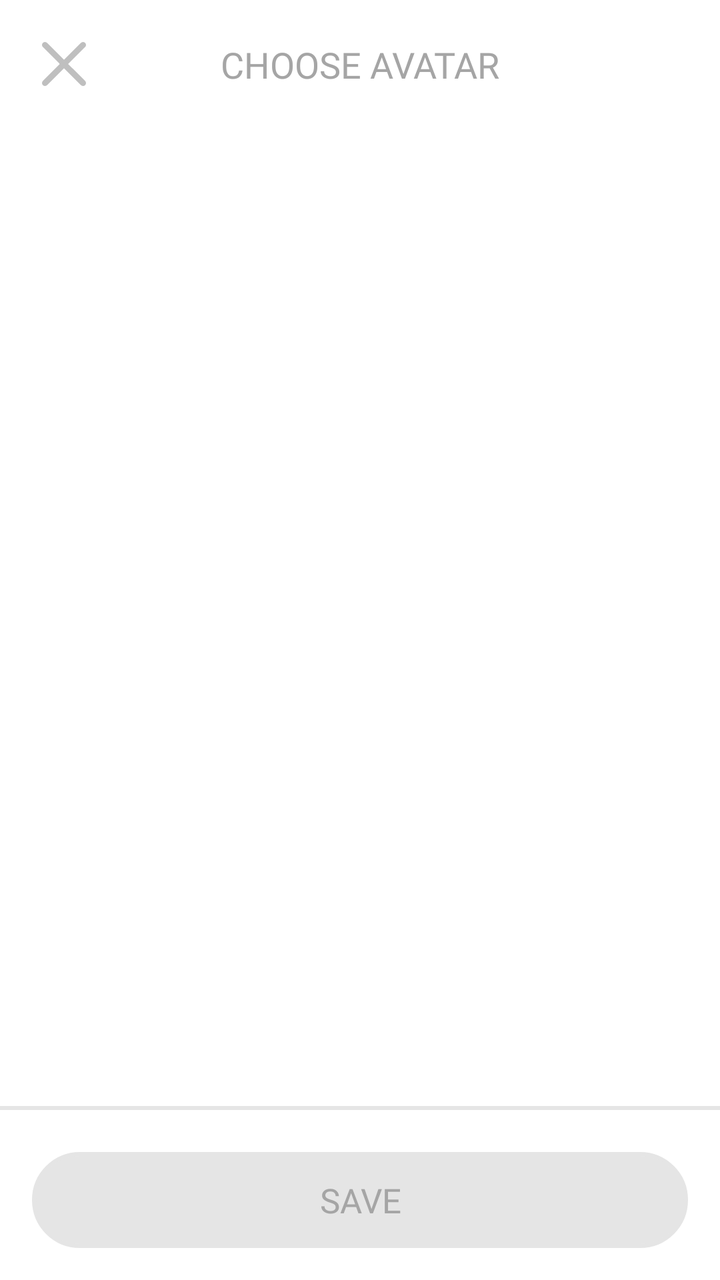
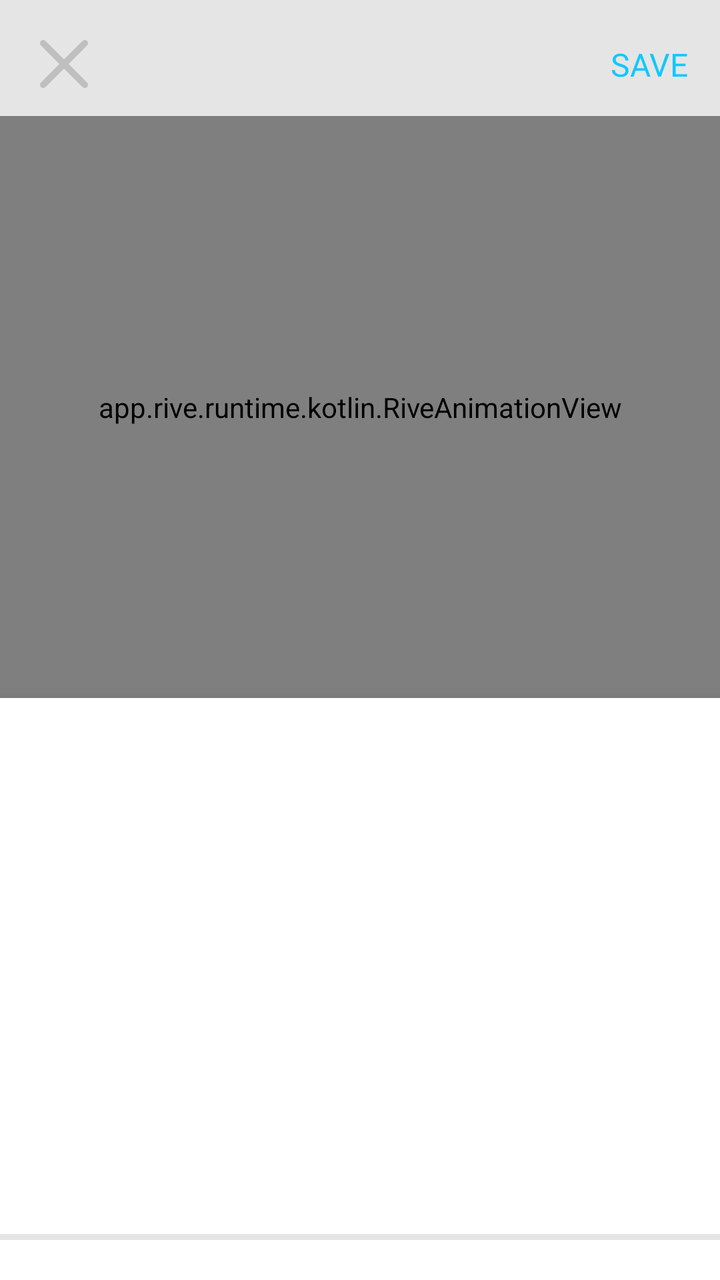

The first picture is an Android layout as it rendered before a commit; the second is the same layout after the commit. The layout source and the unified diff follow.
<!-- AndroidManifest.xml: application theme Theme.Tetragon -->
<!-- res/layout/activity_avatar_selection.xml -->
<?xml version="1.0" encoding="utf-8"?>
<androidx.constraintlayout.widget.ConstraintLayout xmlns:android="http://schemas.android.com/apk/res/android"
    xmlns:app="http://schemas.android.com/apk/res-auto"
    xmlns:tools="http://tools.android.com/tools"
    android:id="@+id/main"
    android:layout_width="match_parent"
    android:layout_height="match_parent"
    android:background="@color/white"
    android:fitsSystemWindows="true"
    tools:context=".avatarSelection.AvatarSelectionActivity">

    <ImageView
        android:id="@+id/close_btn"
        android:layout_width="32dp"
        android:layout_height="32dp"
        android:layout_marginStart="16dp"
        android:layout_marginTop="16dp"
        android:padding="5dp"
        android:src="@drawable/exit_btn"
        app:layout_constraintStart_toStartOf="parent"
        app:layout_constraintTop_toTopOf="parent" />

    <TextView
        android:id="@+id/header_title"
        android:layout_width="wrap_content"
        android:layout_height="wrap_content"
        android:fontFamily="@font/inter_semibold"
        android:text="@string/choose_avatar"
        android:textColor="@color/gray_1"
        android:textSize="18sp"
        app:layout_constraintBottom_toBottomOf="@+id/close_btn"
        app:layout_constraintEnd_toEndOf="parent"
        app:layout_constraintStart_toStartOf="parent"
        app:layout_constraintTop_toTopOf="@+id/close_btn" />

    
    <View
        android:id="@+id/top_bar_lower_divider"
        android:layout_width="0dp"
        android:layout_height="2dp"
        android:layout_marginTop="16dp"
        android:background="@color/gray_2"
        android:visibility="invisible"
        app:layout_constraintEnd_toEndOf="parent"
        app:layout_constraintStart_toStartOf="parent"
        app:layout_constraintTop_toBottomOf="@+id/close_btn" />

    <androidx.recyclerview.widget.RecyclerView
        android:id="@+id/avatar_recycler_view"
        android:layout_width="0dp"
        android:layout_height="0dp"
        android:clipToPadding="false"
        android:paddingBottom="24dp"
        app:layout_constraintBottom_toTopOf="@+id/bottom_divider"
        app:layout_constraintEnd_toEndOf="parent"
        app:layout_constraintStart_toStartOf="parent"
        app:layout_constraintTop_toBottomOf="@+id/top_bar_lower_divider"
        tools:listitem="@layout/item_avatar" />

    
    <View
        android:id="@+id/bottom_divider"
        android:layout_width="0dp"
        android:layout_height="2dp"
        android:layout_marginBottom="16dp"
        android:background="@color/gray_2"
        app:layout_constraintBottom_toTopOf="@+id/continue_btn_container"
        app:layout_constraintEnd_toEndOf="parent"
        app:layout_constraintStart_toStartOf="parent" />

    
    <FrameLayout
        android:id="@+id/continue_btn_container"
        android:layout_width="0dp"
        android:layout_height="wrap_content"
        android:layout_marginHorizontal="16dp"
        android:layout_marginBottom="16dp"
        android:clipChildren="false"
        android:clipToPadding="false"
        android:paddingBottom="5dp"
        app:layout_constraintBottom_toBottomOf="parent"
        app:layout_constraintEnd_toEndOf="parent"
        app:layout_constraintStart_toStartOf="parent">

        <FrameLayout
            android:id="@+id/continue_enabled_btn_container"
            android:layout_width="match_parent"
            android:layout_height="wrap_content"
            android:visibility="invisible">

            <View
                android:layout_width="match_parent"
                android:layout_height="48dp"
                android:background="@drawable/custom_button"
                android:backgroundTint="@color/black_2"
                android:translationY="5dp" />

            <Button
                android:id="@+id/continue_enabled_btn"
                android:layout_width="match_parent"
                android:layout_height="48dp"
                android:background="@drawable/custom_button"
                android:fontFamily="@font/inter_semibold"
                android:stateListAnimator="@drawable/button_animator"
                android:text="@string/save"
                android:textColor="@color/white"
                android:textSize="17sp"
                app:backgroundTint="@color/black_3" />
        </FrameLayout>

        <FrameLayout
            android:id="@+id/continue_disabled_btn_container"
            android:layout_width="match_parent"
            android:layout_height="wrap_content"
            android:visibility="visible">

            <View
                android:layout_width="match_parent"
                android:layout_height="48dp"
                android:background="@drawable/custom_button"
                android:backgroundTint="@color/gray_2"
                android:translationY="5dp" />

            <TextView
                android:id="@+id/continue_disabled_btn"
                android:layout_width="match_parent"
                android:layout_height="48dp"
                android:fontFamily="@font/inter_semibold"
                android:gravity="center"
                android:text="@string/save"
                android:textColor="@color/gray_1"
                android:textSize="17sp"
                android:translationY="5dp" />
        </FrameLayout>
    </FrameLayout>

    
    <FrameLayout
        android:id="@+id/loadingOverlayContainer"
        android:layout_width="match_parent"
        android:layout_height="match_parent"
        android:clickable="true"
        android:focusable="true"
        android:visibility="gone"
        app:layout_constraintBottom_toBottomOf="parent"
        app:layout_constraintEnd_toEndOf="parent"
        app:layout_constraintStart_toStartOf="parent"
        app:layout_constraintTop_toTopOf="parent">

        <LinearLayout
            android:id="@+id/loadingLayout"
            android:layout_width="match_parent"
            android:layout_height="match_parent"
            android:background="#FFFFFF"
            android:clickable="true"
            android:focusable="true"
            android:gravity="center"
            android:orientation="vertical">

            <ProgressBar
                android:id="@+id/loadingProgressBar"
                android:layout_width="50dp"
                android:layout_height="50dp"
                android:indeterminate="true"
                android:indeterminateTint="@color/blue_2" />

            <TextView
                android:id="@+id/loadingText"
                android:layout_width="wrap_content"
                android:layout_height="wrap_content"
                android:layout_marginTop="12dp"
                android:fontFamily="@font/inter_semibold"
                android:text="@string/loading"
                android:textColor="@color/text_color" />
        </LinearLayout>
    </FrameLayout>

</androidx.constraintlayout.widget.ConstraintLayout>
<!-- res/layout/item_avatar.xml (included above) -->
<?xml version="1.0" encoding="utf-8"?>
<FrameLayout xmlns:android="http://schemas.android.com/apk/res/android"
    android:id="@+id/avatar_item_container"
    android:layout_width="match_parent"
    android:layout_height="wrap_content"
    android:padding="8dp">

    <FrameLayout
        android:layout_width="100dp"
        android:layout_height="100dp"
        android:layout_gravity="center"
        android:background="@drawable/avatar_selector_bg">

        <ImageView
            android:id="@+id/avatar_image"
            android:layout_width="match_parent"
            android:layout_height="match_parent"
            android:padding="8dp"
            android:scaleType="fitCenter" />

    </FrameLayout>
</FrameLayout>
<!-- resources referenced by this layout -->
<resources>
  <color name="black_2">#333333</color>
  <color name="black_3">#4d4d4d</color>
  <color name="blue_2">#11C7FF</color>
  <color name="gray_1">#A5A5A5</color>
  <color name="gray_2">#E5E5E5</color>
  <color name="text_color">#64748b</color>
  <color name="white">#FFFFFFFF</color>
  <!-- drawable avatar_selector_bg (drawable) -->
  <?xml version="1.0" encoding="utf-8"?>
  <selector xmlns:android="http://schemas.android.com/apk/res/android">
      <item android:state_selected="true">
          <layer-list>
              <item android:drawable="@drawable/avatar_circle_background" />
              <item>
                  <shape android:shape="oval">
                      <stroke android:width="2dp" android:color="@color/blue_2" />
                  </shape>
              </item>
          </layer-list>
      </item>
  
      <item android:drawable="@drawable/avatar_circle_background" />
  </selector>
  <!-- drawable button_animator (drawable) -->
  <?xml version="1.0" encoding="utf-8"?>
  <selector xmlns:android="http://schemas.android.com/apk/res/android">
  
      
      <item android:state_pressed="true">
          <objectAnimator
              android:propertyName="translationY"
              android:valueTo="5dp"
              android:duration="0" />
      </item>
  
      
      <item>
          <objectAnimator
              android:propertyName="translationY"
              android:valueTo="0dp"
              android:duration="0" />
      </item>
  
  </selector>
  <!-- drawable custom_button (drawable) -->
  <?xml version="1.0" encoding="utf-8"?>
  <shape xmlns:android="http://schemas.android.com/apk/res/android"
      android:shape="rectangle">
      <solid android:color="#ffffff"/>
      <stroke android:color="#e5e5e5"
          android:width="2dp"/>
      <corners android:radius="100dp"/>
  </shape>
  <!-- drawable exit_btn (drawable) -->
  <vector xmlns:android="http://schemas.android.com/apk/res/android"
      android:width="25.41dp"
      android:height="25.4dp"
      android:viewportWidth="25.41"
      android:viewportHeight="25.4">
    <path
        android:pathData="M24.91,22.49c0.66,0.67 0.66,1.75 0,2.41s-1.75,0.66 -2.41,0l-9.79,-9.79L2.91,24.9c-0.66,0.66 -1.74,0.66 -2.41,0 -0.33,-0.33 -0.5,-0.76 -0.5,-1.2s0.17,-0.88 0.5,-1.21l9.8,-9.79L0.5,2.9C-0.16,2.24 -0.16,1.16 0.5,0.5c0.34,-0.33 0.77,-0.5 1.21,-0.5s0.87,0.17 1.2,0.5l9.8,9.79L22.5,0.5c0.66,-0.66 1.75,-0.66 2.41,0s0.66,1.74 0,2.4l-9.8,9.8 9.8,9.79Z"
        android:fillColor="#bfbfbf"/>
  </vector>
  <string name="choose_avatar">CHOOSE AVATAR</string>
  <string name="loading">LOADING...</string>
  <string name="save">SAVE</string>
  <style name="Theme.Tetragon" parent="Base.Theme.Tetragon" />
  <!-- drawable avatar_circle_background (drawable) -->
  <?xml version="1.0" encoding="utf-8"?>
  <shape xmlns:android="http://schemas.android.com/apk/res/android"
      android:shape="oval">/>
  
      <stroke
          android:width="2dp"
          android:color="@color/gray_2" />
  
  </shape>
  <style name="Base.Theme.Tetragon" parent="Theme.Material3.DayNight.NoActionBar">
          <item name="android:statusBarColor">@color/white</item>
          <item name="android:navigationBarColor">@color/white</item>
          <item name="android:windowLightStatusBar">true</item>
  
          <item name="android:windowBackground">@color/white</item>
          <item name="android:colorBackground">@color/white</item>
  
          <item name="android:windowIsTranslucent">false</item>
      </style>
</resources>

<!-- the commit's change to res/layout/activity_avatar_selection.xml (unified diff, before → after) -->
@@ -1,201 +1,233 @@
 <?xml version="1.0" encoding="utf-8"?>
-<androidx.constraintlayout.widget.ConstraintLayout xmlns:android="http://schemas.android.com/apk/res/android"
+<androidx.constraintlayout.widget.ConstraintLayout
+    xmlns:android="http://schemas.android.com/apk/res/android"
     xmlns:app="http://schemas.android.com/apk/res-auto"
     xmlns:tools="http://tools.android.com/tools"
     android:id="@+id/main"
     android:layout_width="match_parent"
     android:layout_height="match_parent"
-    android:background="@color/white"
+    android:background="#E5E5E5"
     android:fitsSystemWindows="true"
     tools:context=".avatarSelection.AvatarSelectionActivity">
 
+    
     <ImageView
         android:id="@+id/close_btn"
         android:layout_width="32dp"
         android:layout_height="32dp"
         android:layout_marginStart="16dp"
         android:layout_marginTop="16dp"
-        android:padding="5dp"
+        android:padding="4dp"
         android:src="@drawable/exit_btn"
         app:layout_constraintStart_toStartOf="parent"
         app:layout_constraintTop_toTopOf="parent" />
 
     <TextView
-        android:id="@+id/header_title"
+        android:id="@+id/save_btn"
         android:layout_width="wrap_content"
         android:layout_height="wrap_content"
+        android:layout_marginEnd="16dp"
         android:fontFamily="@font/inter_semibold"
-        android:text="@string/choose_avatar"
-        android:textColor="@color/gray_1"
-        android:textSize="18sp"
+        android:text="@string/save"
+        android:textColor="@color/blue_2"
+        android:textSize="16sp"
         app:layout_constraintBottom_toBottomOf="@+id/close_btn"
         app:layout_constraintEnd_toEndOf="parent"
-        app:layout_constraintStart_toStartOf="parent"
         app:layout_constraintTop_toTopOf="@+id/close_btn" />
 
     
-    <View
-        android:id="@+id/top_bar_lower_divider"
+    <app.rive.runtime.kotlin.RiveAnimationView
+        android:id="@+id/avatar_rive_view"
         android:layout_width="0dp"
-        android:layout_height="2dp"
-        android:layout_marginTop="16dp"
-        android:background="@color/gray_2"
-        android:visibility="invisible"
+        android:layout_height="0dp"
+        android:layout_marginTop="10dp"
+        app:riveAlignment="CENTER"
+        app:riveAutoPlay="true"
+        app:riveFit="COVER"
+        app:riveResource="@raw/avatar"
+        app:riveStateMachine="State Machine 1"
         app:layout_constraintEnd_toEndOf="parent"
         app:layout_constraintStart_toStartOf="parent"
+        app:layout_constraintBottom_toTopOf="@id/bottom_sheet_card"
         app:layout_constraintTop_toBottomOf="@+id/close_btn" />
 
-    <androidx.recyclerview.widget.RecyclerView
-        android:id="@+id/avatar_recycler_view"
+    
+    <androidx.cardview.widget.CardView
+        android:id="@+id/bottom_sheet_card"
         android:layout_width="0dp"
         android:layout_height="0dp"
-        android:clipToPadding="false"
-        android:paddingBottom="24dp"
-        app:layout_constraintBottom_toTopOf="@+id/bottom_divider"
-        app:layout_constraintEnd_toEndOf="parent"
-        app:layout_constraintStart_toStartOf="parent"
-        app:layout_constraintTop_toBottomOf="@+id/top_bar_lower_divider"
-        tools:listitem="@layout/item_avatar" />
-
-    
-    <View
-        android:id="@+id/bottom_divider"
-        android:layout_width="0dp"
-        android:layout_height="2dp"
-        android:layout_marginBottom="16dp"
-        android:background="@color/gray_2"
-        app:layout_constraintBottom_toTopOf="@+id/continue_btn_container"
-        app:layout_constraintEnd_toEndOf="parent"
-        app:layout_constraintStart_toStartOf="parent" />
-
-    
-    <FrameLayout
-        android:id="@+id/continue_btn_container"
-        android:layout_width="0dp"
-        android:layout_height="wrap_content"
-        android:layout_marginHorizontal="16dp"
-        android:layout_marginBottom="16dp"
-        android:clipChildren="false"
-        android:clipToPadding="false"
-        android:paddingBottom="5dp"
-        app:layout_constraintBottom_toBottomOf="parent"
-        app:layout_constraintEnd_toEndOf="parent"
-        app:layout_constraintStart_toStartOf="parent">
-
-        <FrameLayout
-            android:id="@+id/continue_enabled_btn_container"
-            android:layout_width="match_parent"
-            android:layout_height="wrap_content"
-            android:visibility="invisible">
-
-            <View
-                android:layout_width="match_parent"
-                android:layout_height="48dp"
-                android:background="@drawable/custom_button"
-                android:backgroundTint="@color/black_2"
-                android:translationY="5dp" />
-
-            <Button
-                android:id="@+id/continue_enabled_btn"
-                android:layout_width="match_parent"
-                android:layout_height="48dp"
-                android:background="@drawable/custom_button"
-                android:fontFamily="@font/inter_semibold"
-                android:stateListAnimator="@drawable/button_animator"
-                android:text="@string/save"
-                android:textColor="@color/white"
-                android:textSize="17sp"
-                app:backgroundTint="@color/black_3" />
-        </FrameLayout>
-
-        <FrameLayout
-            android:id="@+id/continue_disabled_btn_container"
-            android:layout_width="match_parent"
-            android:layout_height="wrap_content"
-            android:visibility="visible">
-
-            <View
-                android:layout_width="match_parent"
-                android:layout_height="48dp"
-                android:background="@drawable/custom_button"
-                android:backgroundTint="@color/gray_2"
-                android:translationY="5dp" />
-
-            <TextView
-                android:id="@+id/continue_disabled_btn"
-                android:layout_width="match_parent"
-                android:layout_height="48dp"
-                android:fontFamily="@font/inter_semibold"
-                android:gravity="center"
-                android:text="@string/save"
-                android:textColor="@color/gray_1"
-                android:textSize="17sp"
-                android:translationY="5dp" />
-        </FrameLayout>
-    </FrameLayout>
-
-    
-    <FrameLayout
-        android:id="@+id/loadingOverlayContainer"
-        android:layout_width="match_parent"
-        android:layout_height="match_parent"
-        android:clickable="true"
-        android:focusable="true"
-        android:visibility="gone"
+        app:cardBackgroundColor="@color/white"
+        app:cardCornerRadius="0dp"
+        app:cardElevation="8dp"
         app:layout_constraintBottom_toBottomOf="parent"
         app:layout_constraintEnd_toEndOf="parent"
         app:layout_constraintStart_toStartOf="parent"
-        app:layout_constraintTop_toTopOf="parent">
+        app:layout_constraintTop_toBottomOf="@+id/avatar_rive_view">
 
         <LinearLayout
-            android:id="@+id/loadingLayout"
             android:layout_width="match_parent"
             android:layout_height="match_parent"
-            android:background="#FFFFFF"
-            android:clickable="true"
-            android:focusable="true"
-            android:gravity="center"
+            android:clipChildren="false"
+            android:clipToPadding="false"
             android:orientation="vertical">
 
-            <ProgressBar
-                android:id="@+id/loadingProgressBar"
-                android:layout_width="50dp"
-                android:layout_height="50dp"
-                android:indeterminate="true"
-                android:indeterminateTint="@color/blue_2" />
-
-            <TextView
-                android:id="@+id/loadingText"
-                android:layout_width="wrap_content"
-                android:layout_height="wrap_content"
-                android:layout_marginTop="12dp"
-                android:fontFamily="@font/inter_semibold"
-                android:text="@string/loading"
-                android:textColor="@color/text_color" />
+            
+            <androidx.recyclerview.widget.RecyclerView
+                android:id="@+id/category_recycler_view"
+                android:layout_width="match_parent"
+                android:layout_height="88dp"
+                android:clipChildren="false"
+                android:clipToPadding="false"
+                android:orientation="horizontal"
+                android:paddingHorizontal="0dp"
+                app:layoutManager="androidx.recyclerview.widget.LinearLayoutManager"
+                tools:listitem="@layout/item_category_tab" />
+
+            
+            <FrameLayout
+                android:id="@+id/options_container"
+                android:layout_width="match_parent"
+                android:layout_height="0dp"
+                android:layout_weight="1">
+
+                <LinearLayout
+                    android:id="@+id/grid_and_palette"
+                    android:layout_width="match_parent"
+                    android:layout_height="match_parent"
+                    android:orientation="vertical">
+
+                    <androidx.recyclerview.widget.RecyclerView
+                        android:id="@+id/options_recycler_view"
+                        android:layout_width="match_parent"
+                        android:layout_height="0dp"
+                        android:layout_weight="1"
+                        android:clipToPadding="false"
+                        android:padding="8dp"
+                        app:layoutManager="androidx.recyclerview.widget.GridLayoutManager"
+                        app:spanCount="2"
+                        tools:listitem="@layout/item_option_cube" />
+
+                    
+                    <View
+                        android:layout_width="match_parent"
+                        android:layout_height="3dp"
+                        android:background="@color/gray_2" />
+
+                    <androidx.recyclerview.widget.RecyclerView
+                        android:id="@+id/part_color_recycler"
+                        android:layout_width="match_parent"
+                        android:layout_height="wrap_content"
+                        android:clipToPadding="false"
+                        android:orientation="horizontal"
+                        android:paddingHorizontal="12dp"
+                        android:paddingVertical="10dp"
+                        app:layoutManager="androidx.recyclerview.widget.LinearLayoutManager" />
+                </LinearLayout>
+
+                <include
+                    android:id="@+id/color_swatches"
+                    layout="@layout/view_color_swatches"
+                    android:visibility="gone" />
+            </FrameLayout>
         </LinearLayout>
+    </androidx.cardview.widget.CardView>
+
+    
+    <FrameLayout
+        android:id="@+id/loadingOverlayContainer"
+        android:layout_width="match_parent"
+        android:layout_height="match_parent"
+        android:background="#80000000"
+        android:clickable="true"
+        android:focusable="true"
+        android:visibility="gone">
+
+        <ProgressBar
+            android:layout_width="50dp"
+            android:layout_height="50dp"
+            android:layout_gravity="center"
+            android:indeterminateTint="@color/white" />
     </FrameLayout>
 
 </androidx.constraintlayout.widget.ConstraintLayout>
-<!-- res/layout/item_avatar.xml (included above) -->
+<!-- res/layout/item_category_tab.xml (included above) -->
 <?xml version="1.0" encoding="utf-8"?>
 <FrameLayout xmlns:android="http://schemas.android.com/apk/res/android"
-    android:id="@+id/avatar_item_container"
+    android:layout_width="wrap_content"
+    android:layout_height="match_parent"
+    android:clipChildren="false"
+    android:clipToPadding="false">
+
+    
+    <View
+        android:layout_width="match_parent"
+        android:layout_height="3dp"
+        android:layout_gravity="bottom"
+        android:background="@color/gray_2" />
+
+    
+    <ImageView
+        android:id="@+id/category_icon"
+        android:layout_width="104dp"
+        android:layout_height="104dp"
+        android:layout_gravity="bottom|center_horizontal"
+        android:layout_marginBottom="-21dp"
+        android:adjustViewBounds="true"
+        android:scaleType="fitCenter"
+        android:contentDescription="Category Tab Icon" />
+
+    
+    <View
+        android:id="@+id/category_indicator"
+        android:layout_width="match_parent"
+        android:layout_height="3dp"
+        android:layout_gravity="bottom"
+        android:background="@android:color/transparent" />
+
+</FrameLayout>
+<!-- res/layout/item_option_cube.xml (included above) -->
+<?xml version="1.0" encoding="utf-8"?>
+<FrameLayout xmlns:android="http://schemas.android.com/apk/res/android"
     android:layout_width="match_parent"
     android:layout_height="wrap_content"
     android:padding="8dp">
 
     <FrameLayout
-        android:layout_width="100dp"
-        android:layout_height="100dp"
-        android:layout_gravity="center"
-        android:background="@drawable/avatar_selector_bg">
+        android:id="@+id/cube_container"
+        android:layout_width="match_parent"
+        android:layout_height="110dp"
+        android:background="@drawable/bg_cube_unselected">
+
+        <TextView
+            android:id="@+id/cube_number_text"
+            android:layout_width="wrap_content"
+            android:layout_height="wrap_content"
+            android:layout_gravity="center"
+            android:fontFamily="@font/inter_semibold"
+            android:text="1"
+            android:textColor="@color/black_1"
+            android:textSize="24sp" />
 
         <ImageView
-            android:id="@+id/avatar_image"
+            android:id="@+id/cube_image"
             android:layout_width="match_parent"
             android:layout_height="match_parent"
-            android:padding="8dp"
-            android:scaleType="fitCenter" />
-
+            android:layout_gravity="center"
+            android:padding="10dp"
+            android:scaleType="fitCenter"
+            android:visibility="gone"
+            android:contentDescription="Option" />
     </FrameLayout>
 </FrameLayout>
+<!-- res/layout/view_color_swatches.xml (included above) -->
+<?xml version="1.0" encoding="utf-8"?>
+<androidx.recyclerview.widget.RecyclerView
+    xmlns:android="http://schemas.android.com/apk/res/android"
+    xmlns:app="http://schemas.android.com/apk/res-auto"
+    android:id="@+id/swatch_recycler_view"
+    android:layout_width="match_parent"
+    android:layout_height="match_parent"
+    android:clipToPadding="false"
+    android:padding="16dp"
+    app:layoutManager="androidx.recyclerview.widget.GridLayoutManager"
+    app:spanCount="4" />
<!-- resource entries referenced after the edit -->
@@ -1,57 +1,15 @@
 <!-- resources referenced by this layout -->
 <resources>
-  <color name="black_2">#333333</color>
-  <color name="black_3">#4d4d4d</color>
+  <color name="black_1">#FF000000</color>
   <color name="blue_2">#11C7FF</color>
-  <color name="gray_1">#A5A5A5</color>
   <color name="gray_2">#E5E5E5</color>
-  <color name="text_color">#64748b</color>
   <color name="white">#FFFFFFFF</color>
-  <!-- drawable avatar_selector_bg (drawable) -->
+  <!-- drawable bg_cube_unselected (drawable) -->
   <?xml version="1.0" encoding="utf-8"?>
-  <selector xmlns:android="http://schemas.android.com/apk/res/android">
-      <item android:state_selected="true">
-          <layer-list>
-              <item android:drawable="@drawable/avatar_circle_background" />
-              <item>
-                  <shape android:shape="oval">
-                      <stroke android:width="2dp" android:color="@color/blue_2" />
-                  </shape>
-              </item>
-          </layer-list>
-      </item>
-  
-      <item android:drawable="@drawable/avatar_circle_background" />
-  </selector>
-  <!-- drawable button_animator (drawable) -->
-  <?xml version="1.0" encoding="utf-8"?>
-  <selector xmlns:android="http://schemas.android.com/apk/res/android">
-  
-      
-      <item android:state_pressed="true">
-          <objectAnimator
-              android:propertyName="translationY"
-              android:valueTo="5dp"
-              android:duration="0" />
-      </item>
-  
-      
-      <item>
-          <objectAnimator
-              android:propertyName="translationY"
-              android:valueTo="0dp"
-              android:duration="0" />
-      </item>
-  
-  </selector>
-  <!-- drawable custom_button (drawable) -->
-  <?xml version="1.0" encoding="utf-8"?>
-  <shape xmlns:android="http://schemas.android.com/apk/res/android"
-      android:shape="rectangle">
-      <solid android:color="#ffffff"/>
-      <stroke android:color="#e5e5e5"
-          android:width="2dp"/>
-      <corners android:radius="100dp"/>
+  <shape xmlns:android="http://schemas.android.com/apk/res/android">
+      <solid android:color="#F2F2F2" />
+      <corners android:radius="12dp" />
+      <stroke android:width="3dp" android:color="#E0E0E0" />
   </shape>
   <!-- drawable exit_btn (drawable) -->
   <vector xmlns:android="http://schemas.android.com/apk/res/android"
@@ -63,20 +21,8 @@
         android:pathData="M24.91,22.49c0.66,0.67 0.66,1.75 0,2.41s-1.75,0.66 -2.41,0l-9.79,-9.79L2.91,24.9c-0.66,0.66 -1.74,0.66 -2.41,0 -0.33,-0.33 -0.5,-0.76 -0.5,-1.2s0.17,-0.88 0.5,-1.21l9.8,-9.79L0.5,2.9C-0.16,2.24 -0.16,1.16 0.5,0.5c0.34,-0.33 0.77,-0.5 1.21,-0.5s0.87,0.17 1.2,0.5l9.8,9.79L22.5,0.5c0.66,-0.66 1.75,-0.66 2.41,0s0.66,1.74 0,2.4l-9.8,9.8 9.8,9.79Z"
         android:fillColor="#bfbfbf"/>
   </vector>
-  <string name="choose_avatar">CHOOSE AVATAR</string>
-  <string name="loading">LOADING...</string>
   <string name="save">SAVE</string>
   <style name="Theme.Tetragon" parent="Base.Theme.Tetragon" />
-  <!-- drawable avatar_circle_background (drawable) -->
-  <?xml version="1.0" encoding="utf-8"?>
-  <shape xmlns:android="http://schemas.android.com/apk/res/android"
-      android:shape="oval">/>
-  
-      <stroke
-          android:width="2dp"
-          android:color="@color/gray_2" />
-  
-  </shape>
   <style name="Base.Theme.Tetragon" parent="Theme.Material3.DayNight.NoActionBar">
           <item name="android:statusBarColor">@color/white</item>
           <item name="android:navigationBarColor">@color/white</item>
